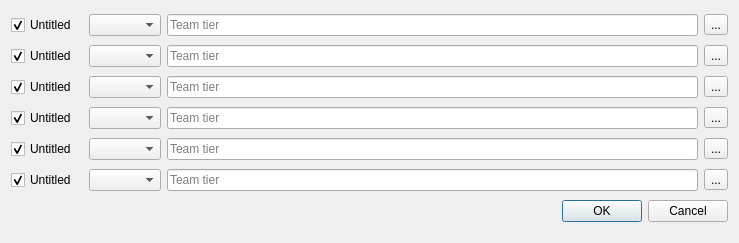
This is src/Teambuilder/loadwindow.ui in po-devs/pokemon-online as Qt 5 draws it before an edit. The edited form follows.
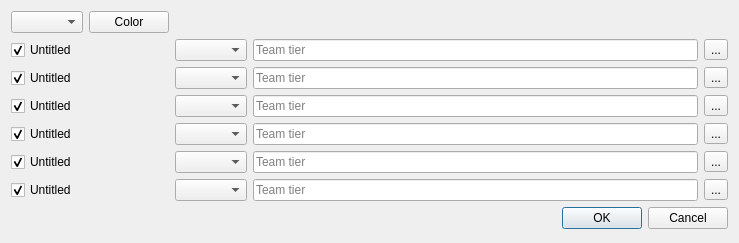
This is the edited form. Custom widgets are drawn as their Qt base class.

Commit message: Make it possible to change profile & color in CTRL+L

Patch:
```diff
--- a/src/Teambuilder/loadwindow.ui
+++ b/src/Teambuilder/loadwindow.ui
@@ -14,7 +14,7 @@
    <string>Load teams</string>
   </property>
   <layout class="QGridLayout" name="gridLayout">
-   <item row="0" column="0">
+   <item row="1" column="0">
     <widget class="QCheckBox" name="name1">
      <property name="text">
       <string>Untitled</string>
@@ -24,27 +24,27 @@
      </property>
     </widget>
    </item>
-   <item row="0" column="1">
+   <item row="1" column="1">
     <widget class="LoadLine" name="line1" native="true"/>
    </item>
-   <item row="0" column="2">
+   <item row="1" column="2">
     <widget class="QComboBox" name="gen1"/>
    </item>
-   <item row="0" column="3">
+   <item row="1" column="3">
     <widget class="QLineEdit" name="tier1">
      <property name="placeholderText">
       <string>Team tier</string>
      </property>
     </widget>
    </item>
-   <item row="0" column="4">
+   <item row="1" column="4">
     <widget class="QToolButton" name="browser1">
      <property name="text">
       <string>...</string>
      </property>
     </widget>
    </item>
-   <item row="1" column="0">
+   <item row="2" column="0">
     <widget class="QCheckBox" name="name2">
      <property name="text">
       <string>Untitled</string>
@@ -54,27 +54,27 @@
      </property>
     </widget>
    </item>
-   <item row="1" column="1">
+   <item row="2" column="1">
     <widget class="LoadLine" name="line2" native="true"/>
    </item>
-   <item row="1" column="2">
+   <item row="2" column="2">
     <widget class="QComboBox" name="gen2"/>
    </item>
-   <item row="1" column="3">
+   <item row="2" column="3">
     <widget class="QLineEdit" name="tier2">
      <property name="placeholderText">
       <string>Team tier</string>
      </property>
     </widget>
    </item>
-   <item row="1" column="4">
+   <item row="2" column="4">
     <widget class="QToolButton" name="browser2">
      <property name="text">
       <string>...</string>
      </property>
     </widget>
    </item>
-   <item row="2" column="0">
+   <item row="3" column="0">
     <widget class="QCheckBox" name="name3">
      <property name="text">
       <string>Untitled</string>
@@ -84,27 +84,27 @@
      </property>
     </widget>
    </item>
-   <item row="2" column="1">
+   <item row="3" column="1">
     <widget class="LoadLine" name="line3" native="true"/>
    </item>
-   <item row="2" column="2">
+   <item row="3" column="2">
     <widget class="QComboBox" name="gen3"/>
    </item>
-   <item row="2" column="3">
+   <item row="3" column="3">
     <widget class="QLineEdit" name="tier3">
      <property name="placeholderText">
       <string>Team tier</string>
      </property>
     </widget>
    </item>
-   <item row="2" column="4">
+   <item row="3" column="4">
     <widget class="QToolButton" name="browser3">
      <property name="text">
       <string>...</string>
      </property>
     </widget>
    </item>
-   <item row="3" column="0">
+   <item row="4" column="0">
     <widget class="QCheckBox" name="name4">
      <property name="text">
       <string>Untitled</string>
@@ -114,27 +114,27 @@
      </property>
     </widget>
    </item>
-   <item row="3" column="1">
+   <item row="4" column="1">
     <widget class="LoadLine" name="line4" native="true"/>
    </item>
-   <item row="3" column="2">
+   <item row="4" column="2">
     <widget class="QComboBox" name="gen4"/>
    </item>
-   <item row="3" column="3">
+   <item row="4" column="3">
     <widget class="QLineEdit" name="tier4">
      <property name="placeholderText">
       <string>Team tier</string>
      </property>
     </widget>
    </item>
-   <item row="3" column="4">
+   <item row="4" column="4">
     <widget class="QToolButton" name="browser4">
      <property name="text">
       <string>...</string>
      </property>
     </widget>
    </item>
-   <item row="4" column="0">
+   <item row="5" column="0">
     <widget class="QCheckBox" name="name5">
      <property name="text">
       <string>Untitled</string>
@@ -144,27 +144,27 @@
      </property>
     </widget>
    </item>
-   <item row="4" column="1">
+   <item row="5" column="1">
     <widget class="LoadLine" name="line5" native="true"/>
    </item>
-   <item row="4" column="2">
+   <item row="5" column="2">
     <widget class="QComboBox" name="gen5"/>
    </item>
-   <item row="4" column="3">
+   <item row="5" column="3">
     <widget class="QLineEdit" name="tier5">
      <property name="placeholderText">
       <string>Team tier</string>
      </property>
     </widget>
    </item>
-   <item row="4" column="4">
+   <item row="5" column="4">
     <widget class="QToolButton" name="browser5">
      <property name="text">
       <string>...</string>
      </property>
     </widget>
    </item>
-   <item row="5" column="0">
+   <item row="6" column="0">
     <widget class="QCheckBox" name="name6">
      <property name="text">
       <string>Untitled</string>
@@ -174,27 +174,27 @@
      </property>
     </widget>
    </item>
-   <item row="5" column="1">
+   <item row="6" column="1">
     <widget class="LoadLine" name="line6" native="true"/>
    </item>
-   <item row="5" column="2">
+   <item row="6" column="2">
     <widget class="QComboBox" name="gen6"/>
    </item>
-   <item row="5" column="3">
+   <item row="6" column="3">
     <widget class="QLineEdit" name="tier6">
      <property name="placeholderText">
       <string>Team tier</string>
      </property>
     </widget>
    </item>
-   <item row="5" column="4">
+   <item row="6" column="4">
     <widget class="QToolButton" name="browser6">
      <property name="text">
       <string>...</string>
      </property>
     </widget>
    </item>
-   <item row="6" column="0" colspan="5">
+   <item row="7" column="0" colspan="5">
     <widget class="QDialogButtonBox" name="buttonBox">
      <property name="orientation">
       <enum>Qt::Horizontal</enum>
@@ -204,6 +204,16 @@
      </property>
     </widget>
    </item>
+   <item row="0" column="0">
+    <widget class="QComboBox" name="profileList"/>
+   </item>
+   <item row="0" column="1">
+    <widget class="QPushButton" name="colorButton">
+     <property name="text">
+      <string>Color</string>
+     </property>
+    </widget>
+   </item>
   </layout>
  </widget>
  <customwidgets>
```
The commit also changes 3 other files.
